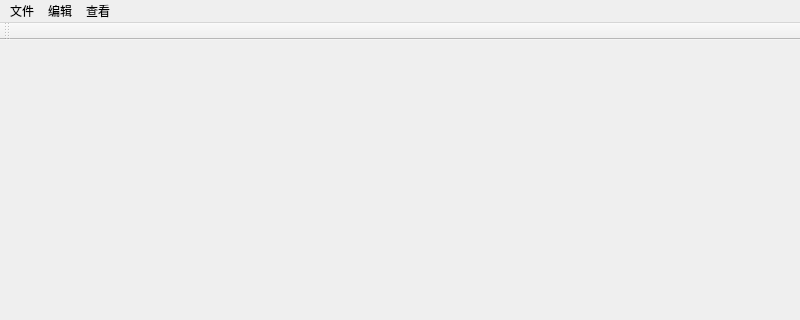
luncky-cat/mineNotePad, file mainwindow.ui: the form before one commit; both pictures show x 0 to 800 and y 0 to 320 of the 800 by 600 pixel window.
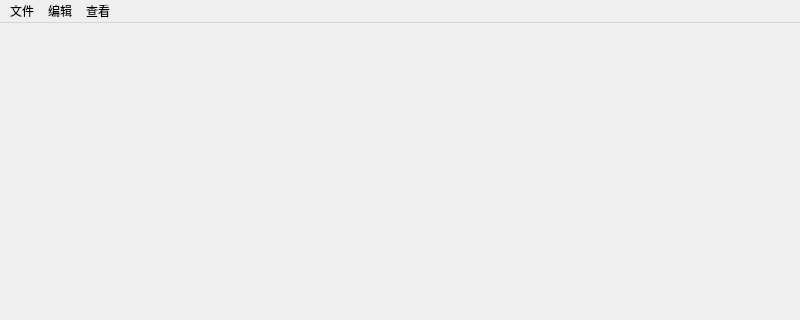
The form after the commit. Icons and pictures are not drawn.

Commit message:
优化状态栏同步更新当前文本编辑信息
action和鼠标事件实现放缩字体

优化已保存文件再关闭仍然提示的Bug

Patch:
```diff
--- a/mainwindow.ui
+++ b/mainwindow.ui
@@ -70,17 +70,6 @@
    <addaction name="menuc"/>
   </widget>
   <widget class="QStatusBar" name="statusbar"/>
-  <widget class="QToolBar" name="toolBar">
-   <property name="windowTitle">
-    <string>toolBar</string>
-   </property>
-   <attribute name="toolBarArea">
-    <enum>TopToolBarArea</enum>
-   </attribute>
-   <attribute name="toolBarBreak">
-    <bool>false</bool>
-   </attribute>
-  </widget>
   <action name="newAct">
    <property name="checkable">
     <bool>false</bool>
```
Left out of the diff: 22 changed lines with no effect on the pictures. The commit also changes 2 other files.
